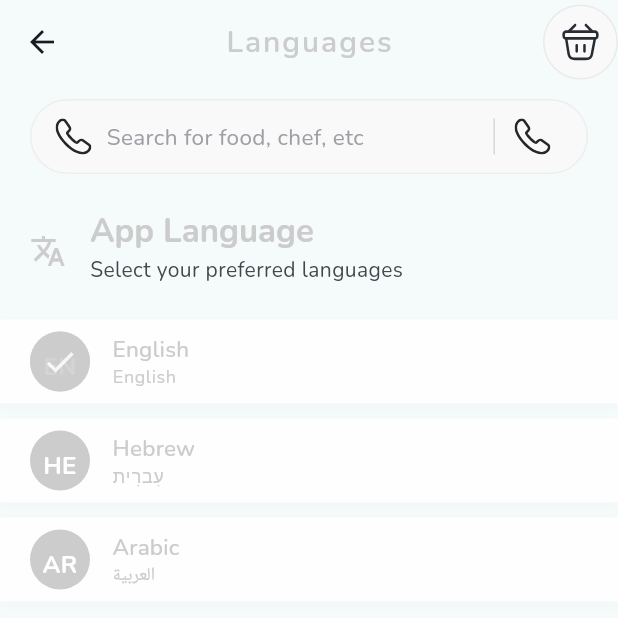
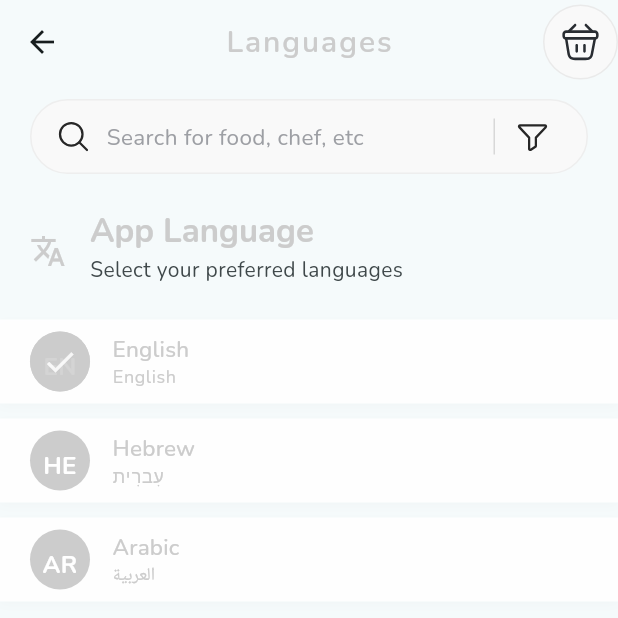
Before and after one commit to mhmdajoor5/Jetak-mobile-client-develop, a Flutter app: the LanguagesWidget screen opened by its route, on a phone screen of 412 x 824 dp, the top half of it. Run offline on Flutter 3.47's test engine with Material 3 defaults, Android fonts, the phone set to English and light mode, and no system bars; our stand-ins replace cached_network_image, carousel_slider, cloud_firestore, firebase_auth, firebase_core, firebase_messaging and 14 more; missing offline and left inert: global_configuration, map_launcher; accounts and stored records are empty; generated files the repository leaves out were written again; network calls fail.

Commit message:
edit the icons in the home screen

```diff
--- a/lib/src/elements/SearchBarWidget.dart
+++ b/lib/src/elements/SearchBarWidget.dart
@@ -26,7 +26,7 @@ class SearchBarWidget extends StatelessWidget {
         child: Row(
           children: [
             SvgPicture.asset(
-              'assets/img/vector.svg',
+              'assets/img/magnifyingGlass.svg',
               height: 24,
               width: 24,
             ),
@@ -58,7 +58,7 @@ class SearchBarWidget extends StatelessWidget {
               child: Container(
                 padding: EdgeInsets.all(8),
                 child: SvgPicture.asset(
-                  'assets/img/vector.svg',
+                  'assets/img/filter.svg',
                   height: 24,
                   width: 24,
                 ),
```
